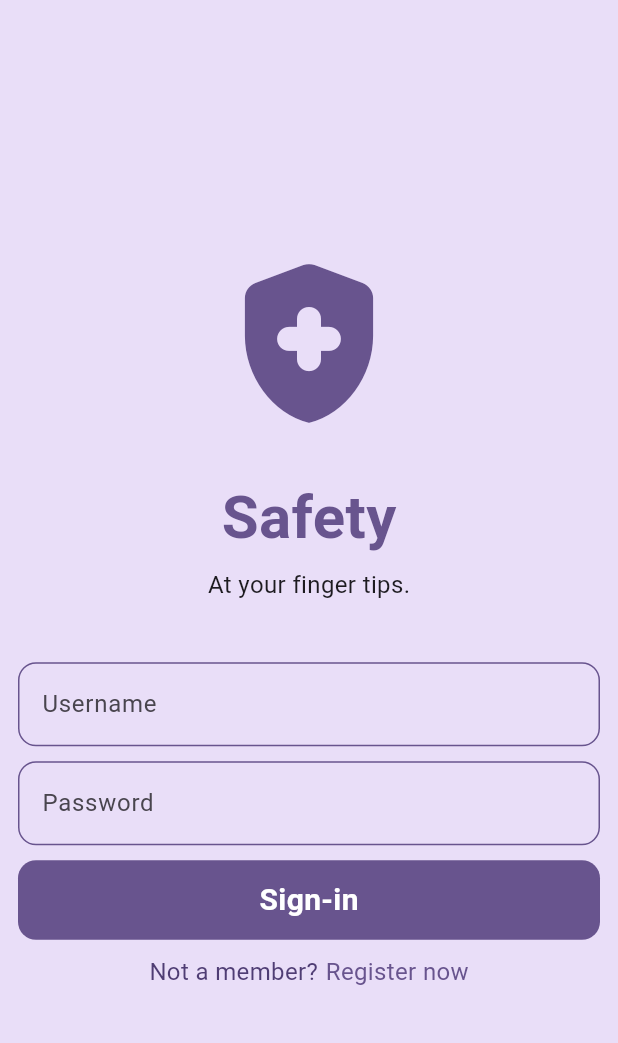
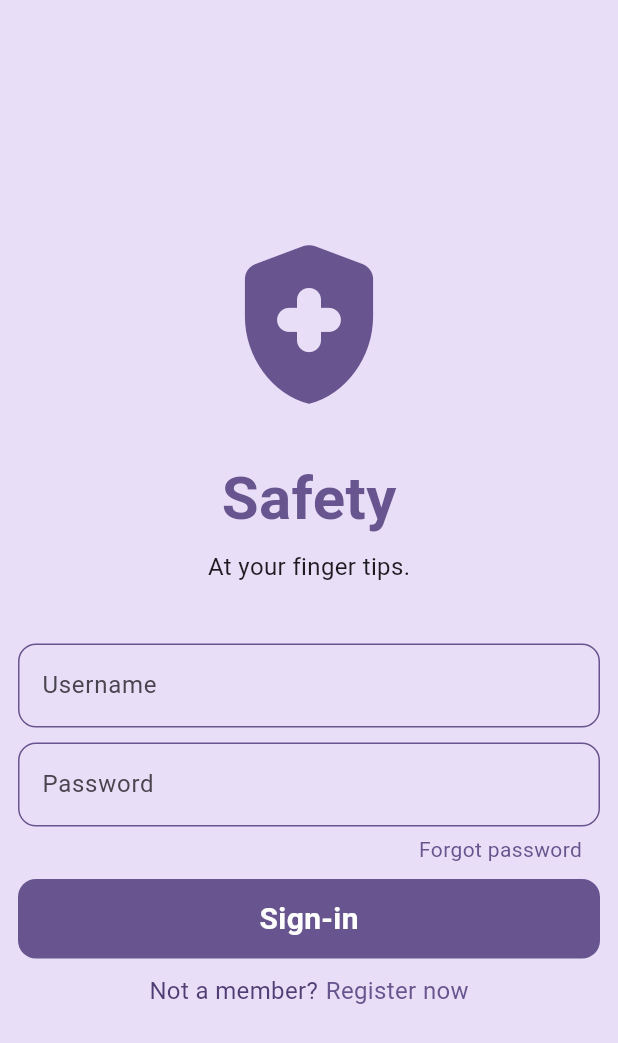
Before and after one commit to Sourav0611/TriNit_DisasterManagementApp, a Flutter app: the screen it shows after launch, on a phone screen of 412 x 824 dp. Shown: the top 1043 px of the screen. Run offline on Flutter 3.47's test engine with Material 3 defaults, Android fonts, the phone set to English and light mode, and no system bars; our stand-ins replace firebase_auth, firebase_core; accounts and stored records are empty.

Commit message:
Add option to reset password.
Signed-off-by: AnkitGourav <Ankitgourav035@gmail.com>

```diff
--- a/lib/auth/login_page.dart
+++ b/lib/auth/login_page.dart
@@ -6,6 +6,8 @@ import 'package:flutter/material.dart';
 import 'package:flutter/services.dart';
 import 'package:flutter/widgets.dart';
 import 'package:trinitw/resources/values/strings.dart';
+
+import 'forgot_pw_page.dart';
 
 class LoginPage extends StatefulWidget {
   const LoginPage({super.key, required this.showRegistrationPage});
@@ -109,6 +111,33 @@ class _LoginPageState extends State<LoginPage> {
                     obscureText: true,
                   ),
                 ),
+                const SizedBox(height: 5),
+
+                // Forget password
+                Padding(
+                  padding: const EdgeInsets.symmetric(horizontal: 24.0),
+                  child: Row(
+                    mainAxisAlignment: MainAxisAlignment.end,
+                    children: [
+                      GestureDetector(
+                        onTap: () {
+                          Navigator.push(
+                            context,
+                            MaterialPageRoute(builder: (context) {
+                              return ForgotPasswordPage();
+                            }),
+                          );
+                        },
+                        child: Text(
+                          Strings.forgotPassword,
+                          style: TextStyle(
+                            color: Theme.of(context).colorScheme.primary
+                          ),
+                        ),
+                      ),
+                    ],
+                  ),
+                ),
                 const SizedBox(height: 10),
 
                 // Sign-in Button
--- a/lib/resources/values/strings.dart
+++ b/lib/resources/values/strings.dart
@@ -15,4 +15,10 @@ class Strings {
   static const String alreadyAMember = "Already a member?";
   static const String signInNow = "Login now";
   static const String signUp = "Sign-up";
+  static const String forgotPassword = "Forgot password";
+  static const String resetPasswordMsg = "Enter your email and we'll send you the password reset link.";
+  static const String resetPassword = "Reset Password";
+  static const String noUserWithEmail = "Email doesn't exist in the record.";
+  static const String passwordResetLinkSent = "Password resent link set to the registered email.";
+  static const String emptyEmail = "Enter email to reset password.";
 }
```
Also changed, not shown: lib/auth/forgot_pw_page.dart (added, +110 -0 lines).
